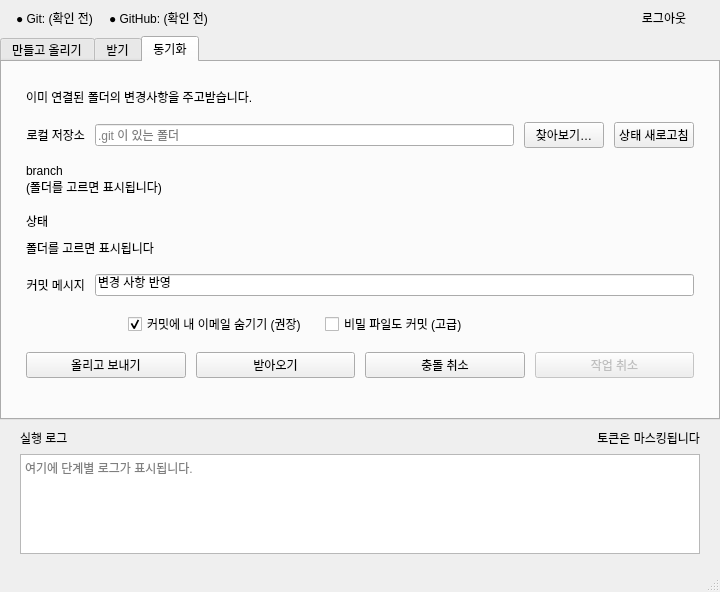
This is ui/main_window.ui in seongbin45/CloneUp as Qt 5 draws it before an edit. The edited form follows.
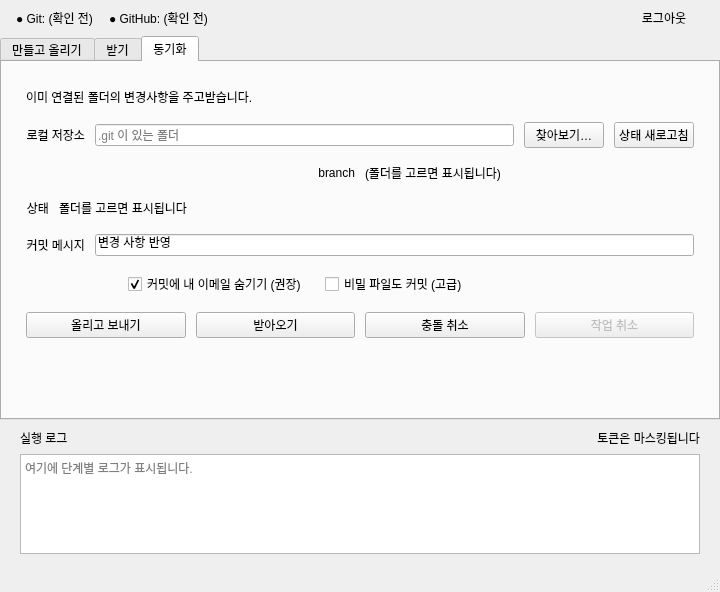
This is the edited form. The open tabs and pages were chosen to show the change.

Commit message:
fix: align sync branch and status as left title + content rows
Match form layout used by 로컬 저장소 / 커밋 메시지: label on the
left, branch value and status chips on the right.

The edit to the form file:
```diff
--- a/ui/main_window.ui
+++ b/ui/main_window.ui
@@ -704,10 +704,27 @@
          </layout>
         </item>
         <item>
+         <layout class="QHBoxLayout" name="syncBranchLayout">
+          <property name="spacing">
+           <number>10</number>
+          </property>
+          <item>
+           <widget class="QLabel" name="labelSyncBranchTitle">
+            <property name="text">
+             <string>branch</string>
+            </property>
+            <property name="alignment">
+             <set>Qt::AlignmentFlag::AlignRight|Qt::AlignmentFlag::AlignVCenter</set>
+            </property>
+            <property name="toolTip">
+             <string>이 폴더의 현재 branch입니다. 올리기·받기의 기준이 됩니다.</string>
+            </property>
+           </widget>
+          </item>
+          <item>
          <widget class="QLabel" name="labelSyncBranch">
           <property name="text">
-           <string>branch
-(폴더를 고르면 표시됩니다)</string>
+             <string>(폴더를 고르면 표시됩니다)</string>
           </property>
           <property name="wordWrap">
            <bool>true</bool>
@@ -718,12 +735,35 @@
           </property>
          </widget>
         </item>
+         </layout>
+        </item>
+        <item>
+         <layout class="QHBoxLayout" name="syncStatusRowLayout">
+          <property name="spacing">
+           <number>10</number>
+          </property>
+          <item>
+           <widget class="QLabel" name="labelSyncStatusTitle">
+            <property name="text">
+             <string>상태</string>
+            </property>
+            <property name="alignment">
+             <set>Qt::AlignmentFlag::AlignRight|Qt::AlignmentFlag::AlignVCenter</set>
+            </property>
+           </widget>
+          </item>
         <item>
          <widget class="QFrame" name="frameSyncStatus">
           <property name="frameShape">
            <enum>QFrame::Shape::NoFrame</enum>
           </property>
-          <layout class="QVBoxLayout" name="verticalLayoutSyncStatus">
+            <property name="sizePolicy">
+             <sizepolicy hsizetype="Expanding" vsizetype="Preferred">
+              <horstretch>1</horstretch>
+              <verstretch>0</verstretch>
+             </sizepolicy>
+            </property>
+            <layout class="QHBoxLayout" name="syncStatusChipsLayout">
            <property name="spacing">
             <number>8</number>
            </property>
@@ -740,18 +780,6 @@
             <number>0</number>
            </property>
            <item>
-            <widget class="QLabel" name="labelSyncStatusTitle">
-             <property name="text">
-              <string>상태</string>
-             </property>
-            </widget>
-           </item>
-           <item>
-            <layout class="QHBoxLayout" name="syncStatusChipsLayout">
-             <property name="spacing">
-              <number>8</number>
-             </property>
-             <item>
               <widget class="QLabel" name="labelSyncStatus">
                <property name="text">
                 <string>폴더를 고르면 표시됩니다</string>
@@ -775,9 +803,9 @@
               </spacer>
              </item>
             </layout>
-           </item>
-          </layout>
-         </widget>
+           </widget>
+          </item>
+         </layout>
         </item>
         <item>
          <layout class="QHBoxLayout" name="syncMessageLayout">
```
Lines whose indentation alone changed are shown as unchanged. The commit also changes 2 other files.
